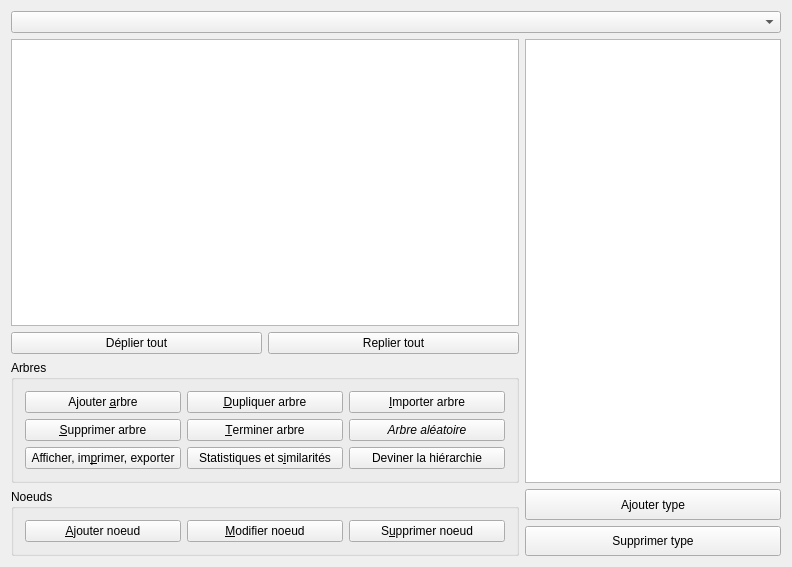
GiPiLab/ProtonClassicSuite, file formedittree.ui: the form before one commit.
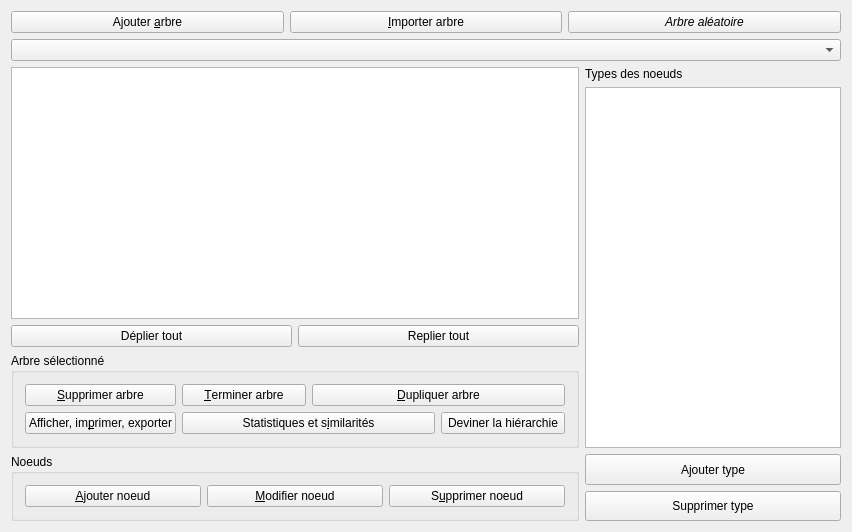
The form after the commit. Icons and pictures are not drawn.

Commit message: Refactor formedittree window

Patch:
```diff
--- a/formedittree.ui
+++ b/formedittree.ui
@@ -6,8 +6,8 @@
    <rect>
     <x>0</x>
     <y>0</y>
-    <width>792</width>
-    <height>567</height>
+    <width>852</width>
+    <height>532</height>
    </rect>
   </property>
   <property name="windowTitle">
@@ -17,8 +17,8 @@
    <iconset resource="Images.qrc">
     <normaloff>:/icons/icons/tree.png</normaloff>:/icons/icons/tree.png</iconset>
   </property>
-  <layout class="QGridLayout" name="gridLayout">
-   <item row="1" column="0">
+  <layout class="QGridLayout" name="gridLayout_2">
+   <item row="2" column="0">
     <widget class="QTreeView" name="treeView">
      <property name="whatsThis">
       <string>&lt;html&gt;&lt;head/&gt;&lt;body&gt;&lt;p&gt;Un arbre dans ProtonClassicSuite correspond à une organisation hiérarchique de la collectivité sur une période donnée.&lt;/p&gt;&lt;p&gt;Un arbre est composé de noeuds. Chaque noeud possède un type et un libellé. Un type est un attribut qui peut être utilisé pour caractériser une famille de noeuds, par exemple les noeuds de type &amp;quot;service&amp;quot; ou ceux de type &amp;quot;division&amp;quot;. Un arbre &lt;span style=&quot; font-weight:600;&quot;&gt;ne peut pas posséder deux noeuds qui ont à la fois le même type et le même libellé&lt;/span&gt;. En revanche, deux noeuds ayant un libellé identique mais des types différents sont autorisés (par exemple &amp;quot;service A&amp;quot; et &amp;quot;division A&amp;quot;).&lt;/p&gt;&lt;p&gt;L'élaboration d'un arbre nécessite deux étapes : la déclaration, en lui donnant un nom unique, et la fabrication, correspondant à la définition des noeuds et des liens entre ceux-ci.&lt;/p&gt;&lt;p&gt;Une fois que vous estimez l'arbre achevé, il est indispensable de le &lt;span style=&quot; font-weight:600;&quot;&gt;terminer&lt;/span&gt;. Un arbre terminé peut être affiché mais sa structure ne peut plus être modifiée (cependant les libellés des noeuds peuvent être changés). Il est destiné à être utilisé pour un audit ou un reporting.&lt;/p&gt;&lt;/body&gt;&lt;/html&gt;</string>
@@ -43,23 +43,7 @@
      </attribute>
     </widget>
    </item>
-   <item row="1" column="1" rowspan="3">
-    <widget class="QListView" name="listTypesView">
-     <property name="sizePolicy">
-      <sizepolicy hsizetype="Maximum" vsizetype="Expanding">
-       <horstretch>0</horstretch>
-       <verstretch>0</verstretch>
-      </sizepolicy>
-     </property>
-     <property name="toolTip">
-      <string>&lt;html&gt;&lt;head/&gt;&lt;body&gt;&lt;p&gt;Liste des types disponibles pour l'arbre actif&lt;/p&gt;&lt;/body&gt;&lt;/html&gt;</string>
-     </property>
-     <property name="whatsThis">
-      <string>&lt;html&gt;&lt;head/&gt;&lt;body&gt;&lt;p&gt;Liste des types pour l'arbre actif. Un type est un attribut qui caractérise un ensemble de noeuds.&lt;/p&gt;&lt;/body&gt;&lt;/html&gt;</string>
-     </property>
-    </widget>
-   </item>
-   <item row="2" column="0">
+   <item row="3" column="0">
     <layout class="QHBoxLayout" name="horizontalLayout_2">
      <item>
       <widget class="QPushButton" name="pushButtonExpandAll">
@@ -77,56 +61,13 @@
      </item>
     </layout>
    </item>
-   <item row="3" column="0">
+   <item row="4" column="0">
     <widget class="QGroupBox" name="groupBoxTree">
      <property name="title">
-      <string>Arbres</string>
+      <string>Arbre sélectionné</string>
      </property>
-     <layout class="QGridLayout" name="gridLayout_2">
+     <layout class="QGridLayout" name="gridLayout">
       <item row="0" column="0">
-       <widget class="QPushButton" name="newTreeButton">
-        <property name="toolTip">
-         <string>&lt;html&gt;&lt;head/&gt;&lt;body&gt;&lt;p&gt;Créer un nouvel arbre&lt;/p&gt;&lt;/body&gt;&lt;/html&gt;</string>
-        </property>
-        <property name="whatsThis">
-         <string>&lt;html&gt;&lt;head/&gt;&lt;body&gt;&lt;p&gt;Créer un nouvel arbre vide. Pour importer un arbre à partir d'un fichier excel, utilisez plutôt le bouton &amp;quot;importer arbre&amp;quot;.&lt;/p&gt;&lt;/body&gt;&lt;/html&gt;</string>
-        </property>
-        <property name="text">
-         <string>Ajouter &amp;arbre</string>
-        </property>
-       </widget>
-      </item>
-      <item row="0" column="1">
-       <widget class="QPushButton" name="duplicateTreeButton">
-        <property name="toolTip">
-         <string>&lt;html&gt;&lt;head/&gt;&lt;body&gt;&lt;p&gt;Dupliquer l'arbre actif (permet de modifier un arbre terminé)&lt;/p&gt;&lt;/body&gt;&lt;/html&gt;</string>
-        </property>
-        <property name="whatsThis">
-         <string>&lt;html&gt;&lt;head/&gt;&lt;body&gt;&lt;p&gt;Créer un nouvel arbre à partir de l'arbre actif. Si l'arbre actif est dans l'état &amp;quot;terminé&amp;quot;, l'arbre dupliqué sera dans l'état &amp;quot;non-terminé&amp;quot; afin de pouvoir être modifié.&lt;/p&gt;&lt;/body&gt;&lt;/html&gt;</string>
-        </property>
-        <property name="text">
-         <string>&amp;Dupliquer arbre</string>
-        </property>
-       </widget>
-      </item>
-      <item row="0" column="2">
-       <widget class="QPushButton" name="importTreeButton">
-        <property name="toolTip">
-         <string>&lt;html&gt;&lt;head/&gt;&lt;body&gt;&lt;p&gt;Importer un arbre à partir d'un fichier Excel. La structure de données attendue est détaillée dans l'aide contextuelle de ce bouton (utiliser le dernier bouton de la barre d'outils)&lt;/p&gt;&lt;/body&gt;&lt;/html&gt;</string>
-        </property>
-        <property name="whatsThis">
-         <string>&lt;html&gt;&lt;head/&gt;&lt;body&gt;&lt;p&gt;Importer un arbre à partir d'un fichier XLSX. La structure attendue dans le fichier est sur quatre colonnes, et chaque ligne représente un noeud de l'arbre. Les trois premières colonnes servent à décrire les noeuds de l'arbre, en indiquant pour chaque noeud son identifiant numérique unique (en commençant à 2), son type et son libellé. La dernière colonne indique l'identifiant numérique du &lt;span style=&quot; font-weight:600;&quot;&gt;père&lt;/span&gt; du noeud. Si cet identifiant vaut 1, cela signifie que le noeud est rattaché à la racine de l'arbre. Ainsi,&lt;br/&gt;&lt;/p&gt;&lt;table border=&quot;1&quot; style=&quot; margin-top:0px; margin-bottom:0px; margin-left:0px; margin-right:0px;&quot; cellspacing=&quot;0&quot; cellpadding=&quot;0&quot;&gt;&lt;tr&gt;&lt;td style=&quot; vertical-align:middle;&quot;&gt;&lt;p&gt;&lt;span style=&quot; font-family:'Calibri';&quot;&gt;Identifiant noeud&lt;/span&gt;&lt;/p&gt;&lt;/td&gt;&lt;td style=&quot; vertical-align:middle;&quot;&gt;&lt;p&gt;Type noeud&lt;/p&gt;&lt;/td&gt;&lt;td style=&quot; vertical-align:middle;&quot;&gt;&lt;p&gt;Nom noeud&lt;/p&gt;&lt;/td&gt;&lt;td style=&quot; vertical-align:middle;&quot;&gt;&lt;p&gt;Identifiant père&lt;/p&gt;&lt;/td&gt;&lt;/tr&gt;&lt;tr&gt;&lt;td style=&quot; vertical-align:middle;&quot;&gt;&lt;p align=&quot;center&quot;&gt;2&lt;/p&gt;&lt;/td&gt;&lt;td style=&quot; vertical-align:middle;&quot;&gt;&lt;p align=&quot;center&quot;&gt;&lt;span style=&quot; font-family:'Calibri';&quot;&gt;Maire adjoint&lt;/span&gt;&lt;/p&gt;&lt;/td&gt;&lt;td style=&quot; vertical-align:middle;&quot;&gt;&lt;p align=&quot;center&quot;&gt;M1&lt;/p&gt;&lt;/td&gt;&lt;td style=&quot; vertical-align:middle;&quot;&gt;&lt;p align=&quot;center&quot;&gt;1&lt;/p&gt;&lt;/td&gt;&lt;/tr&gt;&lt;tr&gt;&lt;td style=&quot; vertical-align:middle;&quot;&gt;&lt;p align=&quot;center&quot;&gt;3&lt;/p&gt;&lt;/td&gt;&lt;td style=&quot; vertical-align:middle;&quot;&gt;&lt;p align=&quot;center&quot;&gt;&lt;span style=&quot; font-family:'Calibri';&quot;&gt;Maire adjoint&lt;/span&gt;&lt;/p&gt;&lt;/td&gt;&lt;td style=&quot; vertical-align:middle;&quot;&gt;&lt;p align=&quot;center&quot;&gt;M2&lt;/p&gt;&lt;/td&gt;&lt;td style=&quot; vertical-align:middle;&quot;&gt;&lt;p align=&quot;center&quot;&gt;1&lt;/p&gt;&lt;/td&gt;&lt;/tr&gt;&lt;tr&gt;&lt;td style=&quot; vertical-align:middle;&quot;&gt;&lt;p align=&quot;center&quot;&gt;4&lt;/p&gt;&lt;/td&gt;&lt;td style=&quot; vertical-align:middle;&quot;&gt;&lt;p align=&quot;center&quot;&gt;&lt;span style=&quot; font-family:'Calibri';&quot;&gt;Maire adjoint&lt;/span&gt;&lt;/p&gt;&lt;/td&gt;&lt;td style=&quot; vertical-align:middle;&quot;&gt;&lt;p align=&quot;center&quot;&gt;M3&lt;/p&gt;&lt;/td&gt;&lt;td style=&quot; vertical-align:middle;&quot;&gt;&lt;p align=&quot;center&quot;&gt;1&lt;/p&gt;&lt;/td&gt;&lt;/tr&gt;&lt;tr&gt;&lt;td style=&quot; vertical-align:middle;&quot;&gt;&lt;p align=&quot;center&quot;&gt;5&lt;/p&gt;&lt;/td&gt;&lt;td style=&quot; vertical-align:middle;&quot;&gt;&lt;p align=&quot;center&quot;&gt;Service&lt;/p&gt;&lt;/td&gt;&lt;td style=&quot; vertical-align:middle;&quot;&gt;&lt;p align=&quot;center&quot;&gt;S1&lt;/p&gt;&lt;/td&gt;&lt;td style=&quot; vertical-align:middle;&quot;&gt;&lt;p align=&quot;center&quot;&gt;2&lt;/p&gt;&lt;/td&gt;&lt;/tr&gt;&lt;tr&gt;&lt;td style=&quot; vertical-align:middle;&quot;&gt;&lt;p align=&quot;center&quot;&gt;6&lt;/p&gt;&lt;/td&gt;&lt;td style=&quot; vertical-align:middle;&quot;&gt;&lt;p align=&quot;center&quot;&gt;Service&lt;/p&gt;&lt;/td&gt;&lt;td style=&quot; vertical-align:middle;&quot;&gt;&lt;p align=&quot;center&quot;&gt;S2&lt;/p&gt;&lt;/td&gt;&lt;td style=&quot; vertical-align:middle;&quot;&gt;&lt;p align=&quot;center&quot;&gt;3&lt;/p&gt;&lt;/td&gt;&lt;/tr&gt;&lt;tr&gt;&lt;td style=&quot; vertical-align:middle;&quot;&gt;&lt;p align=&quot;center&quot;&gt;7&lt;/p&gt;&lt;/td&gt;&lt;td style=&quot; vertical-align:middle;&quot;&gt;&lt;p align=&quot;center&quot;&gt;Service&lt;/p&gt;&lt;/td&gt;&lt;td style=&quot; vertical-align:middle;&quot;&gt;&lt;p align=&quot;center&quot;&gt;&lt;span style=&quot; font-family:'Calibri';&quot;&gt;S3&lt;/span&gt;&lt;/p&gt;&lt;/td&gt;&lt;td style=&quot; vertical-align:middle;&quot;&gt;&lt;p align=&quot;center&quot;&gt;3&lt;/p&gt;&lt;/td&gt;&lt;/tr&gt;&lt;tr&gt;&lt;td style=&quot; vertical-align:middle;&quot;&gt;&lt;p align=&quot;center&quot;&gt;8&lt;/p&gt;&lt;/td&gt;&lt;td style=&quot; vertical-align:middle;&quot;&gt;&lt;p align=&quot;center&quot;&gt;Service&lt;/p&gt;&lt;/td&gt;&lt;td style=&quot; vertical-align:middle;&quot;&gt;&lt;p align=&quot;center&quot;&gt;&lt;span style=&quot; font-family:'Calibri';&quot;&gt;S4&lt;/span&gt;&lt;/p&gt;&lt;/td&gt;&lt;td style=&quot; vertical-align:middle;&quot;&gt;&lt;p align=&quot;center&quot;&gt;4&lt;/p&gt;&lt;/td&gt;&lt;/tr&gt;&lt;/table&gt;&lt;p&gt;représentera l'arbre suivant :&lt;/p&gt;&lt;p&gt;&lt;img src=&quot;:/Pictures/icons/sample_tree.png&quot;/&gt;&lt;/p&gt;&lt;/body&gt;&lt;/html&gt;</string>
-        </property>
-        <property name="text">
-         <string>&amp;Importer arbre</string>
-        </property>
-        <property name="icon">
-         <iconset resource="Images.qrc">
-          <normaloff>:/icons/icons/excel_imports.png</normaloff>:/icons/icons/excel_imports.png</iconset>
-        </property>
-       </widget>
-      </item>
-      <item row="1" column="0">
        <widget class="QPushButton" name="deleteTreeButton">
         <property name="toolTip">
          <string>&lt;html&gt;&lt;head/&gt;&lt;body&gt;&lt;p&gt;Supprimer l'arbre actif&lt;/p&gt;&lt;/body&gt;&lt;/html&gt;</string>
@@ -136,7 +77,7 @@
         </property>
        </widget>
       </item>
-      <item row="1" column="1">
+      <item row="0" column="1">
        <widget class="QPushButton" name="finishTreeButton">
         <property name="toolTip">
          <string>&lt;html&gt;&lt;head/&gt;&lt;body&gt;&lt;p&gt;Terminer l'arbre actif afin de pouvoir l'utiliser dans un audit ou un reporting&lt;/p&gt;&lt;/body&gt;&lt;/html&gt;</string>
@@ -149,13 +90,8 @@
         </property>
        </widget>
       </item>
-      <item row="1" column="2">
-       <widget class="QPushButton" name="randomTreeButton">
-        <property name="font">
-         <font>
-          <italic>true</italic>
-         </font>
-        </property>
+      <item row="0" column="2" colspan="2">
+       <widget class="QPushButton" name="duplicateTreeButton">
         <property name="toolTip">
          <string>&lt;html&gt;&lt;head/&gt;&lt;body&gt;&lt;p&gt;Créer un arbre aléatoire à des fins de test&lt;/p&gt;&lt;/body&gt;&lt;/html&gt;</string>
         </property>
@@ -163,24 +99,11 @@
          <string>&lt;html&gt;&lt;head/&gt;&lt;body&gt;&lt;p&gt;&lt;span style=&quot; font-style:normal;&quot;&gt;Création d'un arbre à la structure et aux libellés aléatoires à des fins de test. Vous devez spécifier la taille de l'arbre.&lt;/span&gt;&lt;/p&gt;&lt;/body&gt;&lt;/html&gt;</string>
         </property>
         <property name="text">
-         <string>Arbre aléatoire</string>
+         <string>&amp;Dupliquer arbre</string>
         </property>
        </widget>
       </item>
-      <item row="2" column="2">
-       <widget class="QPushButton" name="guessHierarchyButton">
-        <property name="toolTip">
-         <string>&lt;html&gt;&lt;head/&gt;&lt;body&gt;&lt;p&gt;Deviner la hiérarchie contenue dans les libellés des noeuds&lt;/p&gt;&lt;/body&gt;&lt;/html&gt;</string>
-        </property>
-        <property name="whatsThis">
-         <string>&lt;html&gt;&lt;head/&gt;&lt;body&gt;&lt;p&gt;Tente de deviner la structure de l'arbre actif à l'aide des libellés des noeuds. L'arbre sera modifié si des relations hiérarchiques sont trouvées. Actuellement les relations sont devinées en recherchant la présence de numéros au début du nom des noeuds. Par exemple 1-Pierre serait le père de 10-Paul qui serait le père de 100-Jacques.&lt;/p&gt;&lt;/body&gt;&lt;/html&gt;</string>
-        </property>
-        <property name="text">
-         <string>Deviner la hiérarchie</string>
-        </property>
-       </widget>
-      </item>
-      <item row="2" column="0">
+      <item row="1" column="0">
        <widget class="QPushButton" name="viewTreeButton">
         <property name="toolTip">
          <string>&lt;html&gt;&lt;head/&gt;&lt;body&gt;&lt;p&gt;Prendre un instantané de l'arbre actif&lt;/p&gt;&lt;/body&gt;&lt;/html&gt;</string>
@@ -193,7 +116,7 @@
         </property>
        </widget>
       </item>
-      <item row="2" column="1">
+      <item row="1" column="1" colspan="2">
        <widget class="QPushButton" name="consistencyButton">
         <property name="toolTip">
          <string>&lt;html&gt;&lt;head/&gt;&lt;body&gt;&lt;p&gt;Calculer des statistiques sur les noeuds et leur libellés&lt;/p&gt;&lt;/body&gt;&lt;/html&gt;</string>
@@ -206,10 +129,23 @@
         </property>
        </widget>
       </item>
+      <item row="1" column="3">
+       <widget class="QPushButton" name="guessHierarchyButton">
+        <property name="toolTip">
+         <string>&lt;html&gt;&lt;head/&gt;&lt;body&gt;&lt;p&gt;Deviner la hiérarchie contenue dans les libellés des noeuds&lt;/p&gt;&lt;/body&gt;&lt;/html&gt;</string>
+        </property>
+        <property name="whatsThis">
+         <string>&lt;html&gt;&lt;head/&gt;&lt;body&gt;&lt;p&gt;Tente de deviner la structure de l'arbre actif à l'aide des libellés des noeuds. L'arbre sera modifié si des relations hiérarchiques sont trouvées. Actuellement les relations sont devinées en recherchant la présence de numéros au début du nom des noeuds. Par exemple 1-Pierre serait le père de 10-Paul qui serait le père de 100-Jacques.&lt;/p&gt;&lt;/body&gt;&lt;/html&gt;</string>
+        </property>
+        <property name="text">
+         <string>Deviner la hiérarchie</string>
+        </property>
+       </widget>
+      </item>
      </layout>
     </widget>
    </item>
-   <item row="4" column="0">
+   <item row="5" column="0">
     <widget class="QGroupBox" name="groupBox">
      <property name="title">
       <string>Noeuds</string>
@@ -254,7 +190,7 @@
      </layout>
     </widget>
    </item>
-   <item row="4" column="1">
+   <item row="5" column="1">
     <layout class="QVBoxLayout" name="verticalLayout">
      <item>
       <widget class="QPushButton" name="addTypeButton">
@@ -290,7 +226,86 @@
      </item>
     </layout>
    </item>
+   <item row="2" column="1" rowspan="3">
+    <layout class="QVBoxLayout" name="verticalLayout_2">
+     <item>
+      <widget class="QLabel" name="label">
+       <property name="text">
+        <string>Types des noeuds</string>
+       </property>
+      </widget>
+     </item>
+     <item>
+      <widget class="QListView" name="listTypesView">
+       <property name="sizePolicy">
+        <sizepolicy hsizetype="Maximum" vsizetype="Expanding">
+         <horstretch>0</horstretch>
+         <verstretch>0</verstretch>
+        </sizepolicy>
+       </property>
+       <property name="toolTip">
+        <string>&lt;html&gt;&lt;head/&gt;&lt;body&gt;&lt;p&gt;Liste des types disponibles pour l'arbre actif&lt;/p&gt;&lt;/body&gt;&lt;/html&gt;</string>
+       </property>
+       <property name="whatsThis">
+        <string>&lt;html&gt;&lt;head/&gt;&lt;body&gt;&lt;p&gt;Liste des types pour l'arbre actif. Un type est un attribut qui caractérise un ensemble de noeuds.&lt;/p&gt;&lt;/body&gt;&lt;/html&gt;</string>
+       </property>
+      </widget>
+     </item>
+    </layout>
+   </item>
    <item row="0" column="0" colspan="2">
+    <layout class="QHBoxLayout" name="horizontalLayout_3">
+     <item>
+      <widget class="QPushButton" name="newTreeButton">
+       <property name="toolTip">
+        <string>&lt;html&gt;&lt;head/&gt;&lt;body&gt;&lt;p&gt;Créer un nouvel arbre&lt;/p&gt;&lt;/body&gt;&lt;/html&gt;</string>
+       </property>
+       <property name="whatsThis">
+        <string>&lt;html&gt;&lt;head/&gt;&lt;body&gt;&lt;p&gt;Créer un nouvel arbre vide. Pour importer un arbre à partir d'un fichier excel, utilisez plutôt le bouton &amp;quot;importer arbre&amp;quot;.&lt;/p&gt;&lt;/body&gt;&lt;/html&gt;</string>
+       </property>
+       <property name="text">
+        <string>Ajouter &amp;arbre</string>
+       </property>
+      </widget>
+     </item>
+     <item>
+      <widget class="QPushButton" name="importTreeButton">
+       <property name="toolTip">
+        <string>&lt;html&gt;&lt;head/&gt;&lt;body&gt;&lt;p&gt;Importer un arbre à partir d'un fichier Excel. La structure de données attendue est détaillée dans l'aide contextuelle de ce bouton (utiliser le dernier bouton de la barre d'outils)&lt;/p&gt;&lt;/body&gt;&lt;/html&gt;</string>
+       </property>
+       <property name="whatsThis">
+        <string>&lt;html&gt;&lt;head/&gt;&lt;body&gt;&lt;p&gt;Importer un arbre à partir d'un fichier XLSX. La structure attendue dans le fichier est sur quatre colonnes, et chaque ligne représente un noeud de l'arbre. Les trois premières colonnes servent à décrire les noeuds de l'arbre, en indiquant pour chaque noeud son identifiant numérique unique (en commençant à 2), son type et son libellé. La dernière colonne indique l'identifiant numérique du &lt;span style=&quot; font-weight:600;&quot;&gt;père&lt;/span&gt; du noeud. Si cet identifiant vaut 1, cela signifie que le noeud est rattaché à la racine de l'arbre. Ainsi,&lt;br/&gt;&lt;/p&gt;&lt;table border=&quot;1&quot; style=&quot; margin-top:0px; margin-bottom:0px; margin-left:0px; margin-right:0px;&quot; cellspacing=&quot;0&quot; cellpadding=&quot;0&quot;&gt;&lt;tr&gt;&lt;td style=&quot; vertical-align:middle;&quot;&gt;&lt;p&gt;&lt;span style=&quot; font-family:'Calibri';&quot;&gt;Identifiant noeud&lt;/span&gt;&lt;/p&gt;&lt;/td&gt;&lt;td style=&quot; vertical-align:middle;&quot;&gt;&lt;p&gt;Type noeud&lt;/p&gt;&lt;/td&gt;&lt;td style=&quot; vertical-align:middle;&quot;&gt;&lt;p&gt;Nom noeud&lt;/p&gt;&lt;/td&gt;&lt;td style=&quot; vertical-align:middle;&quot;&gt;&lt;p&gt;Identifiant père&lt;/p&gt;&lt;/td&gt;&lt;/tr&gt;&lt;tr&gt;&lt;td style=&quot; vertical-align:middle;&quot;&gt;&lt;p align=&quot;center&quot;&gt;2&lt;/p&gt;&lt;/td&gt;&lt;td style=&quot; vertical-align:middle;&quot;&gt;&lt;p align=&quot;center&quot;&gt;&lt;span style=&quot; font-family:'Calibri';&quot;&gt;Maire adjoint&lt;/span&gt;&lt;/p&gt;&lt;/td&gt;&lt;td style=&quot; vertical-align:middle;&quot;&gt;&lt;p align=&quot;center&quot;&gt;M1&lt;/p&gt;&lt;/td&gt;&lt;td style=&quot; vertical-align:middle;&quot;&gt;&lt;p align=&quot;center&quot;&gt;1&lt;/p&gt;&lt;/td&gt;&lt;/tr&gt;&lt;tr&gt;&lt;td style=&quot; vertical-align:middle;&quot;&gt;&lt;p align=&quot;center&quot;&gt;3&lt;/p&gt;&lt;/td&gt;&lt;td style=&quot; vertical-align:middle;&quot;&gt;&lt;p align=&quot;center&quot;&gt;&lt;span style=&quot; font-family:'Calibri';&quot;&gt;Maire adjoint&lt;/span&gt;&lt;/p&gt;&lt;/td&gt;&lt;td style=&quot; vertical-align:middle;&quot;&gt;&lt;p align=&quot;center&quot;&gt;M2&lt;/p&gt;&lt;/td&gt;&lt;td style=&quot; vertical-align:middle;&quot;&gt;&lt;p align=&quot;center&quot;&gt;1&lt;/p&gt;&lt;/td&gt;&lt;/tr&gt;&lt;tr&gt;&lt;td style=&quot; vertical-align:middle;&quot;&gt;&lt;p align=&quot;center&quot;&gt;4&lt;/p&gt;&lt;/td&gt;&lt;td style=&quot; vertical-align:middle;&quot;&gt;&lt;p align=&quot;center&quot;&gt;&lt;span style=&quot; font-family:'Calibri';&quot;&gt;Maire adjoint&lt;/span&gt;&lt;/p&gt;&lt;/td&gt;&lt;td style=&quot; vertical-align:middle;&quot;&gt;&lt;p align=&quot;center&quot;&gt;M3&lt;/p&gt;&lt;/td&gt;&lt;td style=&quot; vertical-align:middle;&quot;&gt;&lt;p align=&quot;center&quot;&gt;1&lt;/p&gt;&lt;/td&gt;&lt;/tr&gt;&lt;tr&gt;&lt;td style=&quot; vertical-align:middle;&quot;&gt;&lt;p align=&quot;center&quot;&gt;5&lt;/p&gt;&lt;/td&gt;&lt;td style=&quot; vertical-align:middle;&quot;&gt;&lt;p align=&quot;center&quot;&gt;Service&lt;/p&gt;&lt;/td&gt;&lt;td style=&quot; vertical-align:middle;&quot;&gt;&lt;p align=&quot;center&quot;&gt;S1&lt;/p&gt;&lt;/td&gt;&lt;td style=&quot; vertical-align:middle;&quot;&gt;&lt;p align=&quot;center&quot;&gt;2&lt;/p&gt;&lt;/td&gt;&lt;/tr&gt;&lt;tr&gt;&lt;td style=&quot; vertical-align:middle;&quot;&gt;&lt;p align=&quot;center&quot;&gt;6&lt;/p&gt;&lt;/td&gt;&lt;td style=&quot; vertical-align:middle;&quot;&gt;&lt;p align=&quot;center&quot;&gt;Service&lt;/p&gt;&lt;/td&gt;&lt;td style=&quot; vertical-align:middle;&quot;&gt;&lt;p align=&quot;center&quot;&gt;S2&lt;/p&gt;&lt;/td&gt;&lt;td style=&quot; vertical-align:middle;&quot;&gt;&lt;p align=&quot;center&quot;&gt;3&lt;/p&gt;&lt;/td&gt;&lt;/tr&gt;&lt;tr&gt;&lt;td style=&quot; vertical-align:middle;&quot;&gt;&lt;p align=&quot;center&quot;&gt;7&lt;/p&gt;&lt;/td&gt;&lt;td style=&quot; vertical-align:middle;&quot;&gt;&lt;p align=&quot;center&quot;&gt;Service&lt;/p&gt;&lt;/td&gt;&lt;td style=&quot; vertical-align:middle;&quot;&gt;&lt;p align=&quot;center&quot;&gt;&lt;span style=&quot; font-family:'Calibri';&quot;&gt;S3&lt;/span&gt;&lt;/p&gt;&lt;/td&gt;&lt;td style=&quot; vertical-align:middle;&quot;&gt;&lt;p align=&quot;center&quot;&gt;3&lt;/p&gt;&lt;/td&gt;&lt;/tr&gt;&lt;tr&gt;&lt;td style=&quot; vertical-align:middle;&quot;&gt;&lt;p align=&quot;center&quot;&gt;8&lt;/p&gt;&lt;/td&gt;&lt;td style=&quot; vertical-align:middle;&quot;&gt;&lt;p align=&quot;center&quot;&gt;Service&lt;/p&gt;&lt;/td&gt;&lt;td style=&quot; vertical-align:middle;&quot;&gt;&lt;p align=&quot;center&quot;&gt;&lt;span style=&quot; font-family:'Calibri';&quot;&gt;S4&lt;/span&gt;&lt;/p&gt;&lt;/td&gt;&lt;td style=&quot; vertical-align:middle;&quot;&gt;&lt;p align=&quot;center&quot;&gt;4&lt;/p&gt;&lt;/td&gt;&lt;/tr&gt;&lt;/table&gt;&lt;p&gt;représentera l'arbre suivant :&lt;/p&gt;&lt;p&gt;&lt;img src=&quot;:/Pictures/icons/sample_tree.png&quot;/&gt;&lt;/p&gt;&lt;/body&gt;&lt;/html&gt;</string>
+       </property>
+       <property name="text">
+        <string>&amp;Importer arbre</string>
+       </property>
+       <property name="icon">
+        <iconset resource="Images.qrc">
+         <normaloff>:/icons/icons/excel_imports.png</normaloff>:/icons/icons/excel_imports.png</iconset>
+       </property>
+      </widget>
+     </item>
+     <item>
+      <widget class="QPushButton" name="randomTreeButton">
+       <property name="font">
+        <font>
+         <italic>true</italic>
+        </font>
+       </property>
+       <property name="toolTip">
+        <string>&lt;html&gt;&lt;head/&gt;&lt;body&gt;&lt;p&gt;Créer un arbre aléatoire à des fins de test&lt;/p&gt;&lt;/body&gt;&lt;/html&gt;</string>
+       </property>
+       <property name="whatsThis">
+        <string>&lt;html&gt;&lt;head/&gt;&lt;body&gt;&lt;p&gt;&lt;span style=&quot; font-style:normal;&quot;&gt;Création d'un arbre à la structure et aux libellés aléatoires à des fins de test. Vous devez spécifier la taille de l'arbre.&lt;/span&gt;&lt;/p&gt;&lt;/body&gt;&lt;/html&gt;</string>
+       </property>
+       <property name="text">
+        <string>Arbre aléatoire</string>
+       </property>
+      </widget>
+     </item>
+    </layout>
+   </item>
+   <item row="1" column="0" colspan="2">
     <widget class="QComboBox" name="comboBox"/>
    </item>
   </layout>
```
Left out of the diff: 4 changed lines with no effect on the pictures. The commit also changes 1 other file.
